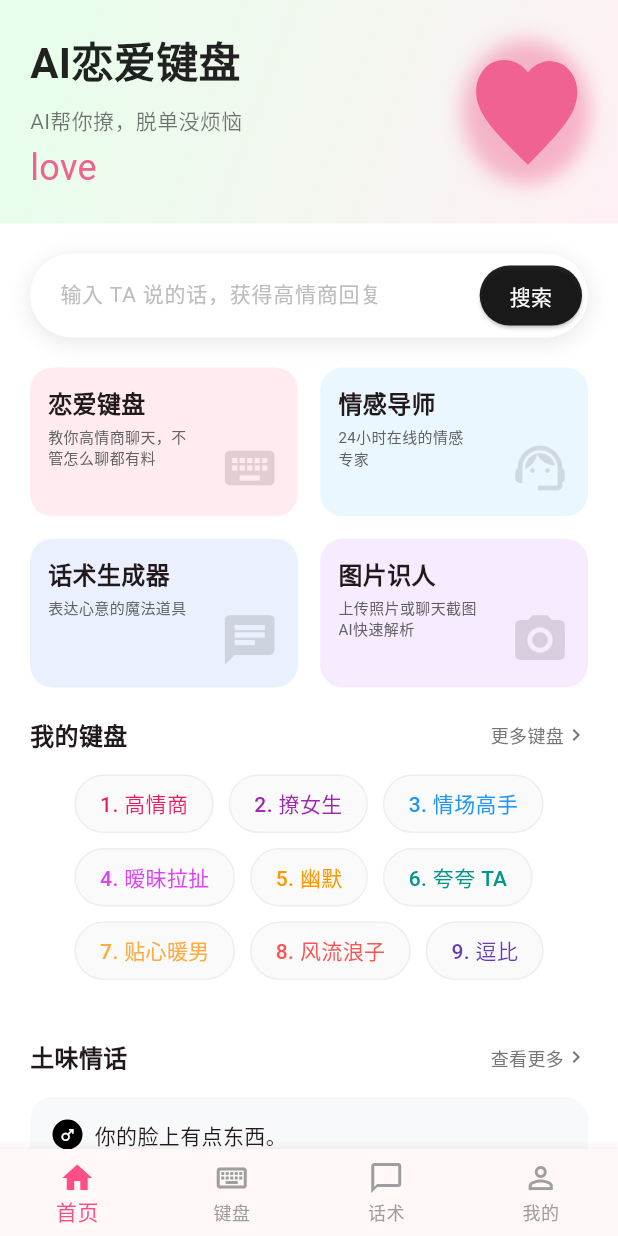
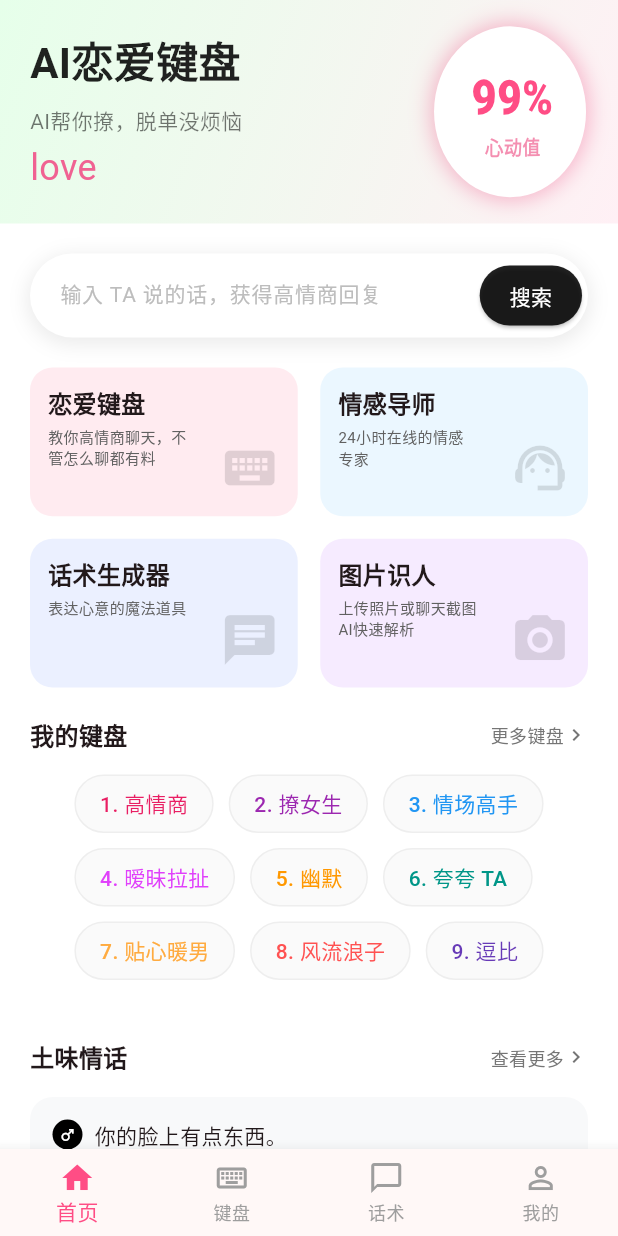
Before and after one commit to zx2121651/LoveKey, a Flutter app: the screen it shows after launch, after a tap on "跳过", on a phone screen of 412 x 824 dp. Run offline on Flutter 3.47's test engine with Material 3 defaults, Android fonts, the phone set to English and light mode, and no system bars; Roboto replaces fonts that are missing (cursive).

Commit message:
feat(ui): 在首页实现 3D 情绪值翻转百分比硬币动画
- 修改 `HomeScreen` 的心跳动画，扩展为基于 `Matrix4.rotationY` 的 3D 立体翻转循环动画（周期 1500ms）。
- 增加了正反面渲染判断逻辑：翻转角小于 90 度时展示粉色爱心正面，大于 90 度时展示带有“99% 心动值”文本的背面。
- 利用内部 `Transform(Matrix4.rotationY(math.pi))` 巧妙抵消了空间翻转带来的文字镜像反字现象，保证数值的清晰可读。
- 全局扫描并修复了项目中被 Flutter 弃用的 `.withOpacity()` API，全部替换为现代的 `.withValues(alpha:)`。

Co-authored-by: zx2121651 <67641592+zx2121651@users.noreply.github.com>

```diff
--- a/lib/screens/counselor_screen.dart
+++ b/lib/screens/counselor_screen.dart
@@ -161,7 +161,7 @@ class _CounselorScreenState extends State<CounselorScreen> {
                 ),
                 boxShadow: [
                   BoxShadow(
-                    color: Colors.grey.withOpacity(0.08),
+                    color: Colors.grey.withValues(alpha: 0.08),
                     spreadRadius: 1,
                     blurRadius: 4,
                     offset: const Offset(0, 1),
@@ -199,7 +199,7 @@ class _CounselorScreenState extends State<CounselorScreen> {
         borderRadius: BorderRadius.circular(16),
         boxShadow: [
           BoxShadow(
-            color: Colors.grey.withOpacity(0.05),
+            color: Colors.grey.withValues(alpha: 0.05),
             spreadRadius: 1,
             blurRadius: 4,
             offset: const Offset(0, 2),
@@ -269,7 +269,7 @@ class _CounselorScreenState extends State<CounselorScreen> {
         color: Colors.white,
         boxShadow: [
           BoxShadow(
-            color: Colors.grey.withOpacity(0.1),
+            color: Colors.grey.withValues(alpha: 0.1),
             spreadRadius: 1,
             blurRadius: 10,
             offset: const Offset(0, -2),
--- a/lib/screens/home_screen.dart
+++ b/lib/screens/home_screen.dart
@@ -124,40 +124,78 @@ class _HomeScreenState extends State<HomeScreen> with TickerProviderStateMixin {
               ),
             ],
           ),
-          // Beating heart with 3D Y-axis flip animation
+          // Beating 3D Emotion Value Coin flip animation
           AnimatedBuilder(
             animation: _heartAnimationController,
             builder: (context, child) {
+              final angle = _heartRotationAnimation.value;
+              final isFront = angle <= math.pi / 2;
+
               // Create a 3D perspective matrix
               final transform = Matrix4.identity()
                 ..setEntry(3, 2, 0.0015) // depth perspective
-                ..rotateY(_heartRotationAnimation.value) // flip on Y axis
-                ..scale(_heartScaleAnimation.value, _heartScaleAnimation.value); // heartbeat scale
+                ..rotateY(angle); // flip on Y axis
+
+              // Scale matrix
+              transform.scale(_heartScaleAnimation.value, _heartScaleAnimation.value);
 
               return Transform(
                 transform: transform,
                 alignment: Alignment.center,
                 child: Container(
+                  width: 100,
+                  height: 100,
                   // We use a container with decoration to give the heart a "coin" like shadow feel during rotation
                   decoration: BoxDecoration(
                     shape: BoxShape.circle,
+                    color: Colors.white,
                     boxShadow: [
                       BoxShadow(
-                        color: Colors.pink.withOpacity(0.3),
+                        color: Colors.pink.withValues(alpha: 0.3),
                         blurRadius: 15,
                         spreadRadius: 2,
                       )
                     ]
                   ),
-                  child: Icon(
-                    Icons.favorite,
-                    size: 80,
-                    // If the rotation is past 90 degrees (pi/2), we are seeing the "back" of the heart.
-                    // We can slightly dim the color to enhance the 3D effect.
-                    color: _heartRotationAnimation.value > math.pi / 2
-                        ? Colors.pink[300]
-                        : Colors.pink[400],
-                  ),
+                  child: isFront
+                      // Front Side: The Heart
+                      ? Center(
+                          child: Icon(
+                            Icons.favorite,
+                            size: 80,
+                            color: Colors.pink[400],
+                          ),
+                        )
+                      // Back Side: The Emotion Value (Percentage)
+                      : Transform(
+                          // Crucial: Rotate 180 degrees back on the Y-axis.
+                          // Because the parent container is flipped (showing us its back),
+                          // any text inside will appear mirrored (backwards).
+                          // This inner rotation cancels out the mirroring so the text is readable.
+                          transform: Matrix4.rotationY(math.pi),
+                          alignment: Alignment.center,
+                          child: Column(
+                            mainAxisAlignment: MainAxisAlignment.center,
+                            children: [
+                              const Text(
+                                '99%',
+                                style: TextStyle(
+                                  fontSize: 28,
+                                  fontWeight: FontWeight.w900,
+                                  color: Color(0xFFFF4D85),
+                                ),
+                              ),
+                              Text(
+                                '心动值',
+                                style: TextStyle(
+                                  fontSize: 12,
+                                  fontWeight: FontWeight.bold,
+                                  color: Colors.pink[200],
+                                ),
+                              ),
+                            ],
+                          ),
+                        ),
                 ),
               );
             },
@@ -176,7 +214,7 @@ class _HomeScreenState extends State<HomeScreen> with TickerProviderStateMixin {
           borderRadius: BorderRadius.circular(30),
           boxShadow: [
             BoxShadow(
-              color: Colors.grey.withOpacity(0.2),
+              color: Colors.grey.withValues(alpha: 0.2),
               spreadRadius: 2,
               blurRadius: 10,
               offset: const Offset(0, 3),
--- a/lib/screens/keyboard_screen.dart
+++ b/lib/screens/keyboard_screen.dart
@@ -223,7 +223,7 @@ class _KeyboardScreenState extends State<KeyboardScreen> with TickerProviderStat
             borderRadius: BorderRadius.circular(12),
             boxShadow: [
               BoxShadow(
-                color: Colors.grey.withOpacity(0.1),
+                color: Colors.grey.withValues(alpha: 0.1),
                 spreadRadius: 1,
                 blurRadius: 5,
                 offset: const Offset(0, 2),
--- a/lib/screens/onboarding_screen.dart
+++ b/lib/screens/onboarding_screen.dart
@@ -214,7 +214,7 @@ class _OnboardingScreenState extends State<OnboardingScreen> {
                     color: Colors.white,
                     borderRadius: BorderRadius.circular(12),
                     boxShadow: [
-                      BoxShadow(color: Colors.black.withOpacity(0.1), blurRadius: 10, offset: const Offset(0, 5)),
+                      BoxShadow(color: Colors.black.withValues(alpha: 0.1), blurRadius: 10, offset: const Offset(0, 5)),
                     ],
                   ),
                   child: Column(
@@ -230,7 +230,7 @@ class _OnboardingScreenState extends State<OnboardingScreen> {
               Positioned(
                 bottom: 5,
                 left: 45,
-                child: Icon(Icons.touch_app, size: 40, color: const Color(0xFFFF4D85).withOpacity(0.8)),
+                child: Icon(Icons.touch_app, size: 40, color: const Color(0xFFFF4D85).withValues(alpha: 0.8)),
               ),
             ],
           ),
@@ -354,7 +354,7 @@ class _OnboardingScreenState extends State<OnboardingScreen> {
             borderRadius: BorderRadius.circular(28),
           ),
           elevation: 4,
-          shadowColor: const Color(0xFFFF4D85).withOpacity(0.5),
+          shadowColor: const Color(0xFFFF4D85).withValues(alpha: 0.5),
         ),
       ),
     );
--- a/lib/screens/profile_screen.dart
+++ b/lib/screens/profile_screen.dart
@@ -122,7 +122,7 @@ class ProfileScreen extends StatelessWidget {
       children: [
         CircleAvatar(
           radius: 25,
-          backgroundColor: color.withOpacity(0.1),
+          backgroundColor: color.withValues(alpha: 0.1),
           child: Icon(icon, color: color, size: 24),
         ),
         const SizedBox(height: 8),
--- a/lib/screens/scripts_screen.dart
+++ b/lib/screens/scripts_screen.dart
@@ -88,7 +88,7 @@ class ScriptsScreen extends StatelessWidget {
               borderRadius: BorderRadius.circular(12),
               boxShadow: [
                 BoxShadow(
-                  color: Colors.grey.withOpacity(0.08),
+                  color: Colors.grey.withValues(alpha: 0.08),
                   spreadRadius: 1,
                   blurRadius: 4,
                   offset: const Offset(0, 1),
```
